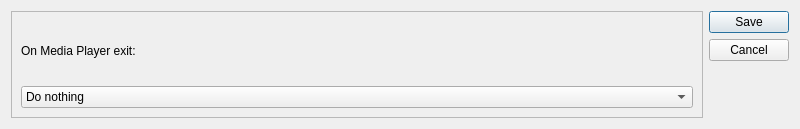
First picture: the form in settingsdialog.ui, repository gidzzz/openmediaplayer, before the edit.
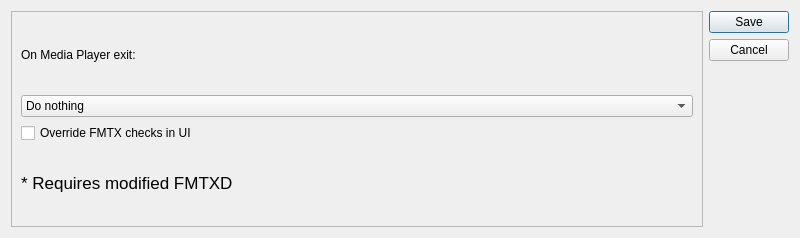
Second picture: the form after the edit.

Commit message: Use DBus to get min/max/state/current freq in FMTXDialog and selector, check for startable state, allow overriding checks

```diff
--- a/settingsdialog.ui
+++ b/settingsdialog.ui
@@ -7,7 +7,7 @@
     <x>0</x>
     <y>0</y>
     <width>800</width>
-    <height>129</height>
+    <height>238</height>
    </rect>
   </property>
   <property name="windowTitle">
@@ -35,7 +35,7 @@
         <x>0</x>
         <y>0</y>
         <width>689</width>
-        <height>109</height>
+        <height>218</height>
        </rect>
       </property>
       <layout class="QGridLayout" name="gridLayout_2">
@@ -60,6 +60,25 @@
          </item>
         </widget>
        </item>
+       <item row="2" column="1">
+        <widget class="QCheckBox" name="fmtxCheckBox">
+         <property name="text">
+          <string>Override FMTX checks in UI</string>
+         </property>
+        </widget>
+       </item>
+       <item row="3" column="1">
+        <widget class="QLabel" name="fmtxdLabel">
+         <property name="font">
+          <font>
+           <pointsize>13</pointsize>
+          </font>
+         </property>
+         <property name="text">
+          <string>* Requires modified FMTXD</string>
+         </property>
+        </widget>
+       </item>
       </layout>
      </widget>
     </widget>
```
The commit also changes 5 other files.
